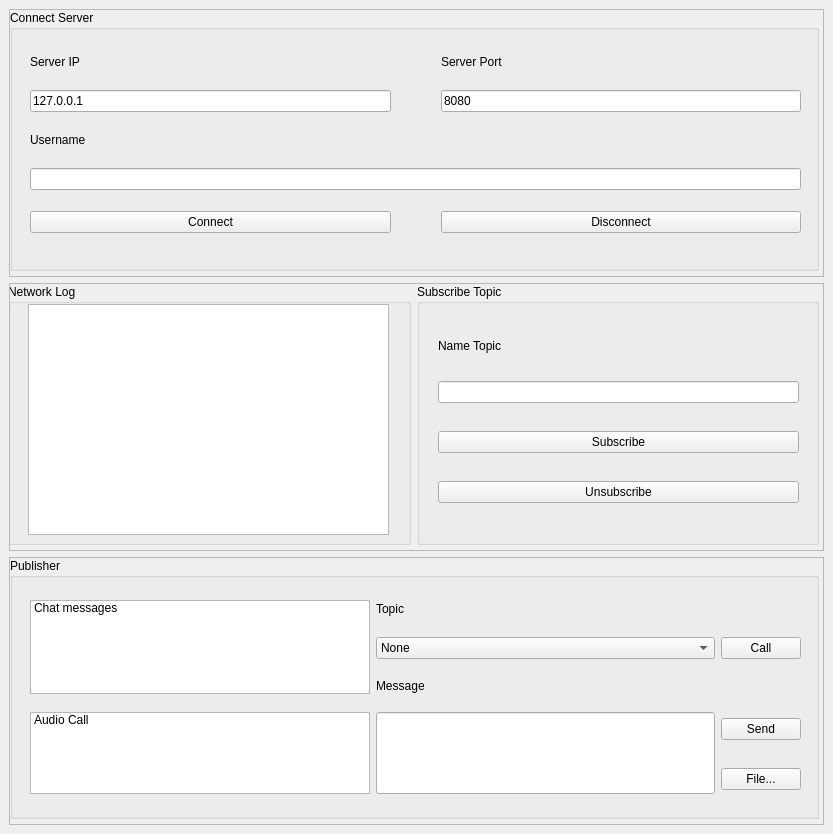
Above: Client/mainwindow.ui from QuocAnhNguyen2005/network_programming before the change. Below: the same form after it.
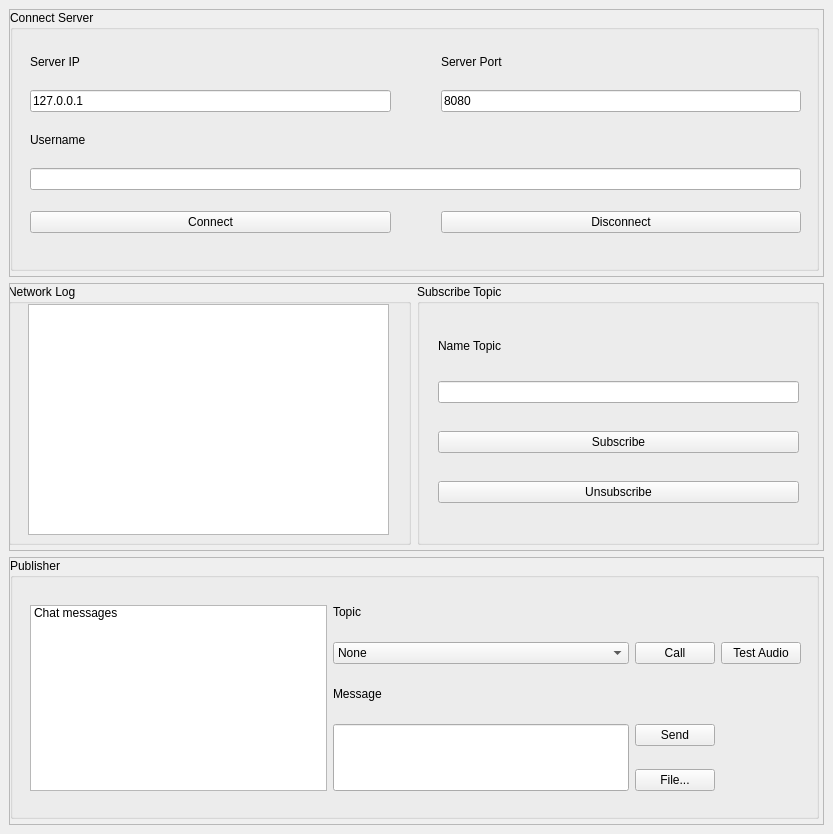
That is the form after the change.

```diff
--- a/Client/mainwindow.ui
+++ b/Client/mainwindow.ui
@@ -376,20 +376,18 @@
               </property>
              </widget>
             </item>
-            <item row="0" column="0" rowspan="3">
-             <widget class="QListWidget" name="listMessage">
-              <item>
+            <item row="1" column="3">
+             <widget class="QPushButton" name="btnTestAudio">
                <property name="text">
-                <string>Chat messages</string>
-               </property>
-              </item>
+               <string>Test Audio</string>
+              </property>
              </widget>
             </item>
-            <item row="3" column="0" rowspan="2">
-             <widget class="QListWidget" name="listAudio">
+            <item row="0" column="0" rowspan="5">
+             <widget class="QListWidget" name="listMessage">
               <item>
                <property name="text">
-                <string>Audio Call</string>
+                <string>Chat messages</string>
                </property>
               </item>
              </widget>
```
Lines whose indentation alone changed are shown as unchanged.
